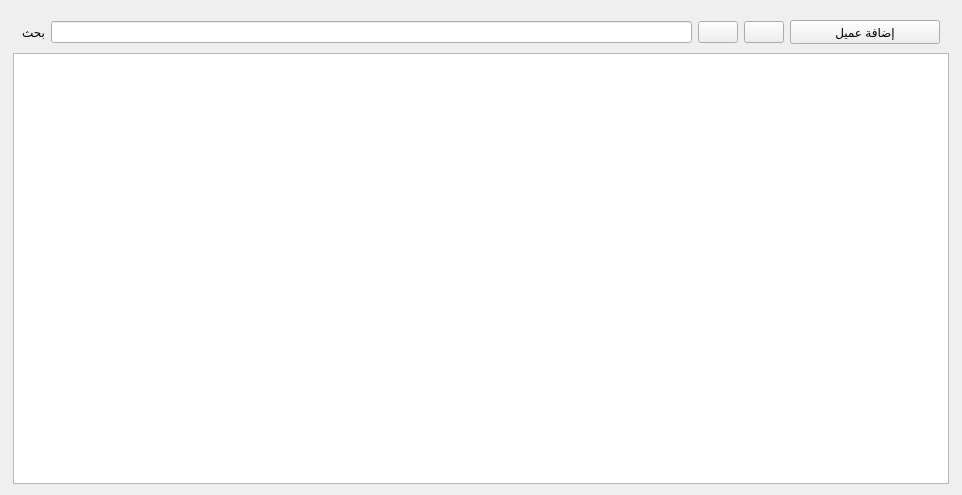
Qt form ui/page_clients.ui (dukehub/baillif_app_v2) before a commit.
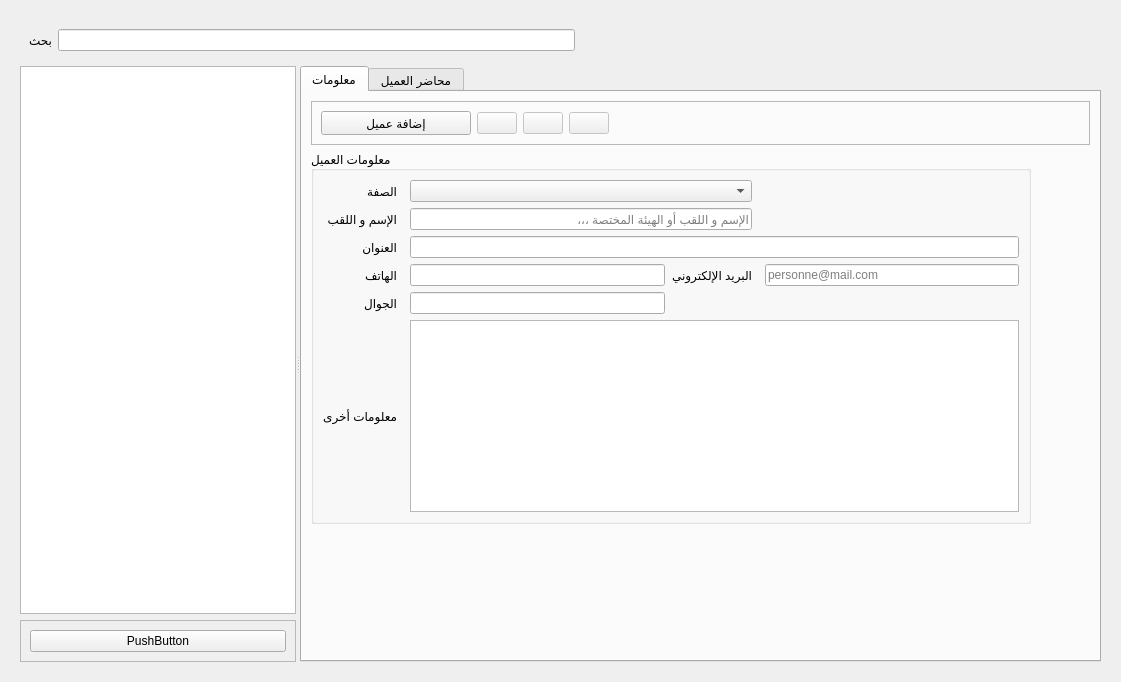
The same form after that commit. Icons and pictures are not drawn.

```diff
--- a/ui/page_clients.ui
+++ b/ui/page_clients.ui
@@ -6,8 +6,8 @@
    <rect>
     <x>0</x>
     <y>0</y>
-    <width>962</width>
-    <height>495</height>
+    <width>1121</width>
+    <height>682</height>
    </rect>
   </property>
   <property name="windowTitle">
@@ -46,24 +46,15 @@
           <verstretch>0</verstretch>
          </sizepolicy>
         </property>
-        <layout class="QVBoxLayout" name="verticalLayout">
-         <property name="spacing">
-          <number>0</number>
-         </property>
-         <property name="leftMargin">
-          <number>2</number>
-         </property>
-         <property name="topMargin">
-          <number>0</number>
-         </property>
-         <property name="rightMargin">
-          <number>2</number>
-         </property>
-         <property name="bottomMargin">
-          <number>0</number>
-         </property>
+        <layout class="QVBoxLayout" name="verticalLayout_3">
          <item>
           <widget class="QWidget" name="widget_header" native="true">
+           <property name="sizePolicy">
+            <sizepolicy hsizetype="Preferred" vsizetype="Fixed">
+             <horstretch>0</horstretch>
+             <verstretch>0</verstretch>
+            </sizepolicy>
+           </property>
            <layout class="QHBoxLayout" name="horizontalLayout_2">
             <item>
              <widget class="QLabel" name="label">
@@ -83,100 +74,470 @@
              </widget>
             </item>
             <item>
-             <widget class="QPushButton" name="pb_edit">
-              <property name="text">
-               <string/>
+             <spacer name="horizontalSpacer_2">
+              <property name="orientation">
+               <enum>Qt::Orientation::Horizontal</enum>
               </property>
-              <property name="icon">
-               <iconset resource="ui.resources.qrc">
-                <normaloff>:/icons/icons/edit.svg</normaloff>:/icons/icons/edit.svg</iconset>
-              </property>
-              <property name="iconSize">
+              <property name="sizeHint" stdset="0">
                <size>
-                <width>24</width>
-                <height>24</height>
+                <width>40</width>
+                <height>20</height>
                </size>
               </property>
-              <property name="flat">
-               <bool>false</bool>
-              </property>
-             </widget>
-            </item>
-            <item>
-             <widget class="QPushButton" name="pb_delete">
-              <property name="text">
-               <string/>
-              </property>
-              <property name="icon">
-               <iconset resource="ui.resources.qrc">
-                <normaloff>:/icons/icons/trash.svg</normaloff>:/icons/icons/trash.svg</iconset>
-              </property>
-              <property name="iconSize">
-               <size>
-                <width>24</width>
-                <height>24</height>
-               </size>
-              </property>
-              <property name="autoDefault">
-               <bool>true</bool>
-              </property>
-              <property name="flat">
-               <bool>false</bool>
-              </property>
-             </widget>
-            </item>
-            <item>
-             <widget class="QPushButton" name="pb_add">
-              <property name="minimumSize">
-               <size>
-                <width>150</width>
-                <height>24</height>
-               </size>
-              </property>
-              <property name="maximumSize">
-               <size>
-                <width>300</width>
-                <height>32</height>
-               </size>
-              </property>
-              <property name="styleSheet">
-               <string notr="true"/>
-              </property>
-              <property name="text">
-               <string>إضافة عميل</string>
-              </property>
-              <property name="icon">
-               <iconset resource="ui.resources.qrc">
-                <normaloff>:/icons/icons/add_white.svg</normaloff>:/icons/icons/add_white.svg</iconset>
-              </property>
-              <property name="iconSize">
-               <size>
-                <width>16</width>
-                <height>16</height>
-               </size>
-              </property>
-             </widget>
+             </spacer>
             </item>
            </layout>
           </widget>
          </item>
          <item>
-          <widget class="QTableView" name="tableView_client">
-           <property name="editTriggers">
-            <set>QAbstractItemView::EditTrigger::NoEditTriggers</set>
+          <widget class="QSplitter" name="splitter">
+           <property name="orientation">
+            <enum>Qt::Orientation::Horizontal</enum>
            </property>
-           <property name="alternatingRowColors">
-            <bool>true</bool>
-           </property>
-           <property name="selectionMode">
-            <enum>QAbstractItemView::SelectionMode::SingleSelection</enum>
-           </property>
-           <property name="selectionBehavior">
-            <enum>QAbstractItemView::SelectionBehavior::SelectRows</enum>
-           </property>
-           <property name="sortingEnabled">
-            <bool>true</bool>
-           </property>
+           <widget class="QWidget" name="">
+            <layout class="QVBoxLayout" name="verticalLayout">
+             <item>
+              <widget class="QTableView" name="tableView_client">
+               <property name="editTriggers">
+                <set>QAbstractItemView::EditTrigger::NoEditTriggers</set>
+               </property>
+               <property name="alternatingRowColors">
+                <bool>true</bool>
+               </property>
+               <property name="selectionMode">
+                <enum>QAbstractItemView::SelectionMode::SingleSelection</enum>
+               </property>
+               <property name="selectionBehavior">
+                <enum>QAbstractItemView::SelectionBehavior::SelectRows</enum>
+               </property>
+               <property name="sortingEnabled">
+                <bool>true</bool>
+               </property>
+              </widget>
+             </item>
+             <item>
+              <widget class="QFrame" name="frame">
+               <property name="frameShape">
+                <enum>QFrame::Shape::StyledPanel</enum>
+               </property>
+               <property name="frameShadow">
+                <enum>QFrame::Shadow::Raised</enum>
+               </property>
+               <layout class="QHBoxLayout" name="horizontalLayout_3">
+                <item>
+                 <widget class="QPushButton" name="pushButton">
+                  <property name="text">
+                   <string>PushButton</string>
+                  </property>
+                 </widget>
+                </item>
+               </layout>
+              </widget>
+             </item>
+            </layout>
+           </widget>
+           <widget class="QTabWidget" name="tabWidget">
+            <property name="currentIndex">
+             <number>0</number>
+            </property>
+            <widget class="QWidget" name="tab_client">
+             <attribute name="title">
+              <string>معلومات</string>
+             </attribute>
+             <layout class="QVBoxLayout" name="verticalLayout_4">
+              <item>
+               <widget class="QFrame" name="frame_3">
+                <property name="frameShape">
+                 <enum>QFrame::Shape::StyledPanel</enum>
+                </property>
+                <property name="frameShadow">
+                 <enum>QFrame::Shadow::Raised</enum>
+                </property>
+                <layout class="QHBoxLayout" name="horizontalLayout_11">
+                 <item>
+                  <widget class="QPushButton" name="pb_add">
+                   <property name="minimumSize">
+                    <size>
+                     <width>150</width>
+                     <height>24</height>
+                    </size>
+                   </property>
+                   <property name="maximumSize">
+                    <size>
+                     <width>300</width>
+                     <height>32</height>
+                    </size>
+                   </property>
+                   <property name="styleSheet">
+                    <string notr="true"/>
+                   </property>
+                   <property name="text">
+                    <string>إضافة عميل</string>
+                   </property>
+                   <property name="icon">
+                    <iconset resource="ui.resources.qrc">
+                     <normaloff>:/icons/icons/add_white.svg</normaloff>:/icons/icons/add_white.svg</iconset>
+                   </property>
+                   <property name="iconSize">
+                    <size>
+                     <width>16</width>
+                     <height>16</height>
+                    </size>
+                   </property>
+                  </widget>
+                 </item>
+                 <item>
+                  <widget class="QPushButton" name="pb_save">
+                   <property name="enabled">
+                    <bool>false</bool>
+                   </property>
+                   <property name="text">
+                    <string/>
+                   </property>
+                   <property name="icon">
+                    <iconset resource="ui.resources.qrc">
+                     <normaloff>:/icons/icons/save.png</normaloff>:/icons/icons/save.png</iconset>
+                   </property>
+                   <property name="iconSize">
+                    <size>
+                     <width>24</width>
+                     <height>24</height>
+                    </size>
+                   </property>
+                   <property name="autoDefault">
+                    <bool>true</bool>
+                   </property>
+                   <property name="flat">
+                    <bool>false</bool>
+                   </property>
+                  </widget>
+                 </item>
+                 <item>
+                  <widget class="QPushButton" name="pb_edit">
+                   <property name="enabled">
+                    <bool>false</bool>
+                   </property>
+                   <property name="text">
+                    <string/>
+                   </property>
+                   <property name="icon">
+                    <iconset resource="ui.resources.qrc">
+                     <normaloff>:/icons/icons/edit.svg</normaloff>:/icons/icons/edit.svg</iconset>
+                   </property>
+                   <property name="iconSize">
+                    <size>
+                     <width>24</width>
+                     <height>24</height>
+                    </size>
+                   </property>
+                   <property name="flat">
+                    <bool>false</bool>
+                   </property>
+                  </widget>
+                 </item>
+                 <item>
+                  <widget class="QPushButton" name="pb_delete">
+                   <property name="enabled">
+                    <bool>false</bool>
+                   </property>
+                   <property name="text">
+                    <string/>
+                   </property>
+                   <property name="icon">
+                    <iconset resource="ui.resources.qrc">
+                     <normaloff>:/icons/icons/trash.svg</normaloff>:/icons/icons/trash.svg</iconset>
+                   </property>
+                   <property name="iconSize">
+                    <size>
+                     <width>24</width>
+                     <height>24</height>
+                    </size>
+                   </property>
+                   <property name="autoDefault">
+                    <bool>true</bool>
+                   </property>
+                   <property name="flat">
+                    <bool>false</bool>
+                   </property>
+                  </widget>
+                 </item>
+                 <item>
+                  <spacer name="horizontalSpacer">
+                   <property name="orientation">
+                    <enum>Qt::Orientation::Horizontal</enum>
+                   </property>
+                   <property name="sizeHint" stdset="0">
+                    <size>
+                     <width>40</width>
+                     <height>20</height>
+                    </size>
+                   </property>
+                  </spacer>
+                 </item>
+                </layout>
+               </widget>
+              </item>
+              <item>
+               <widget class="QGroupBox" name="groupBox_2">
+                <property name="sizePolicy">
+                 <sizepolicy hsizetype="Fixed" vsizetype="Preferred">
+                  <horstretch>0</horstretch>
+                  <verstretch>0</verstretch>
+                 </sizepolicy>
+                </property>
+                <property name="minimumSize">
+                 <size>
+                  <width>720</width>
+                  <height>0</height>
+                 </size>
+                </property>
+                <property name="maximumSize">
+                 <size>
+                  <width>720</width>
+                  <height>16777215</height>
+                 </size>
+                </property>
+                <property name="title">
+                 <string>معلومات العميل</string>
+                </property>
+                <layout class="QGridLayout" name="gridLayout">
+                 <item row="2" column="0">
+                  <widget class="QLabel" name="label_11">
+                   <property name="text">
+                    <string>العنوان</string>
+                   </property>
+                  </widget>
+                 </item>
+                 <item row="4" column="1">
+                  <layout class="QHBoxLayout" name="horizontalLayout_7">
+                   <property name="spacing">
+                    <number>0</number>
+                   </property>
+                   <item>
+                    <widget class="QLabel" name="error_mobile">
+                     <property name="text">
+                      <string/>
+                     </property>
+                    </widget>
+                   </item>
+                   <item>
+                    <widget class="QLineEdit" name="le_mobile">
+                     <property name="inputMask">
+                      <string>9999 99 99 99</string>
+                     </property>
+                     <property name="placeholderText">
+                      <string>9999 99 99 99</string>
+                     </property>
+                    </widget>
+                   </item>
+                  </layout>
+                 </item>
+                 <item row="0" column="1" colspan="2">
+                  <layout class="QHBoxLayout" name="horizontalLayout_4">
+                   <property name="spacing">
+                    <number>0</number>
+                   </property>
+                   <item>
+                    <widget class="QLabel" name="error_legal_status">
+                     <property name="text">
+                      <string/>
+                     </property>
+                    </widget>
+                   </item>
+                   <item>
+                    <widget class="QComboBox" name="cb_legal_status">
+                     <property name="sizePolicy">
+                      <sizepolicy hsizetype="Expanding" vsizetype="Fixed">
+                       <horstretch>0</horstretch>
+                       <verstretch>0</verstretch>
+                      </sizepolicy>
+                     </property>
+                     <property name="placeholderText">
+                      <string>تحـديد الصفة ،،،</string>
+                     </property>
+                    </widget>
+                   </item>
+                  </layout>
+                 </item>
+                 <item row="7" column="0">
+                  <widget class="QLabel" name="label_9">
+                   <property name="text">
+                    <string>معلومات أخرى</string>
+                   </property>
+                  </widget>
+                 </item>
+                 <item row="1" column="1" colspan="2">
+                  <layout class="QHBoxLayout" name="horizontalLayout_5">
+                   <property name="spacing">
+                    <number>0</number>
+                   </property>
+                   <item>
+                    <widget class="QLabel" name="error_full_name">
+                     <property name="text">
+                      <string/>
+                     </property>
+                    </widget>
+                   </item>
+                   <item>
+                    <widget class="QLineEdit" name="le_full_name">
+                     <property name="placeholderText">
+                      <string>الإسم و اللقب أو الهيئة المختصة ،،،</string>
+                     </property>
+                    </widget>
+                   </item>
+                  </layout>
+                 </item>
+                 <item row="0" column="0">
+                  <widget class="QLabel" name="label_12">
+                   <property name="text">
+                    <string>الصفة</string>
+                   </property>
+                  </widget>
+                 </item>
+                 <item row="3" column="2">
+                  <widget class="QLabel" name="label_10">
+                   <property name="text">
+                    <string>البريد الإلكتروني</string>
+                   </property>
+                  </widget>
+                 </item>
+                 <item row="1" column="0">
+                  <widget class="QLabel" name="label_15">
+                   <property name="text">
+                    <string>الإسم و اللقب</string>
+                   </property>
+                  </widget>
+                 </item>
+                 <item row="4" column="0">
+                  <widget class="QLabel" name="label_14">
+                   <property name="text">
+                    <string>الجوال</string>
+                   </property>
+                  </widget>
+                 </item>
+                 <item row="3" column="1">
+                  <layout class="QHBoxLayout" name="horizontalLayout_8">
+                   <property name="spacing">
+                    <number>0</number>
+                   </property>
+                   <item>
+                    <widget class="QLabel" name="error_phone">
+                     <property name="text">
+                      <string/>
+                     </property>
+                    </widget>
+                   </item>
+                   <item>
+                    <widget class="QLineEdit" name="le_phone">
+                     <property name="inputMask">
+                      <string>999 99 99 99</string>
+                     </property>
+                     <property name="placeholderText">
+                      <string>xxx xx xx xx</string>
+                     </property>
+                    </widget>
+                   </item>
+                  </layout>
+                 </item>
+                 <item row="3" column="0">
+                  <widget class="QLabel" name="label_13">
+                   <property name="text">
+                    <string>الهاتف</string>
+                   </property>
+                  </widget>
+                 </item>
+                 <item row="3" column="3">
+                  <layout class="QHBoxLayout" name="horizontalLayout_9">
+                   <property name="spacing">
+                    <number>0</number>
+                   </property>
+                   <item>
+                    <widget class="QLabel" name="error_mail">
+                     <property name="text">
+                      <string/>
+                     </property>
+                    </widget>
+                   </item>
+                   <item>
+                    <widget class="QLineEdit" name="le_mail">
+                     <property name="text">
+                      <string/>
+                     </property>
+                     <property name="maxLength">
+                      <number>32767</number>
+                     </property>
+                     <property name="placeholderText">
+                      <string>personne@mail.com</string>
+                     </property>
+                    </widget>
+                   </item>
+                  </layout>
+                 </item>
+                 <item row="2" column="1" colspan="3">
+                  <layout class="QHBoxLayout" name="horizontalLayout_6">
+                   <property name="spacing">
+                    <number>0</number>
+                   </property>
+                   <item>
+                    <widget class="QLabel" name="error_address">
+                     <property name="text">
+                      <string/>
+                     </property>
+                    </widget>
+                   </item>
+                   <item>
+                    <widget class="QLineEdit" name="le_address"/>
+                   </item>
+                  </layout>
+                 </item>
+                 <item row="7" column="1" colspan="3">
+                  <layout class="QHBoxLayout" name="horizontalLayout_10">
+                   <property name="spacing">
+                    <number>0</number>
+                   </property>
+                   <item>
+                    <widget class="QLabel" name="label_8">
+                     <property name="text">
+                      <string/>
+                     </property>
+                    </widget>
+                   </item>
+                   <item>
+                    <widget class="QTextEdit" name="txe_notes">
+                     <property name="sizePolicy">
+                      <sizepolicy hsizetype="Expanding" vsizetype="Expanding">
+                       <horstretch>0</horstretch>
+                       <verstretch>0</verstretch>
+                      </sizepolicy>
+                     </property>
+                    </widget>
+                   </item>
+                  </layout>
+                 </item>
+                </layout>
+               </widget>
+              </item>
+              <item>
+               <spacer name="verticalSpacer">
+                <property name="orientation">
+                 <enum>Qt::Orientation::Vertical</enum>
+                </property>
+                <property name="sizeHint" stdset="0">
+                 <size>
+                  <width>20</width>
+                  <height>40</height>
+                 </size>
+                </property>
+               </spacer>
+              </item>
+             </layout>
+            </widget>
+            <widget class="QWidget" name="tab_dossiers">
+             <attribute name="title">
+              <string>محاضر العميل</string>
+             </attribute>
+            </widget>
+           </widget>
           </widget>
          </item>
         </layout>
```
